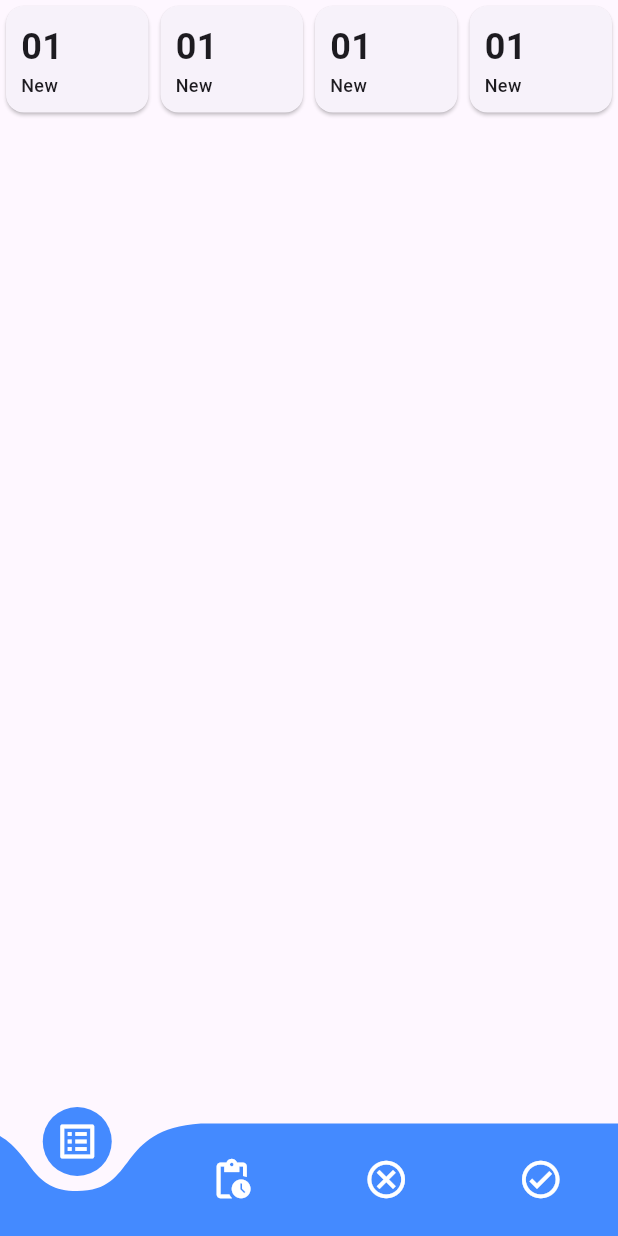
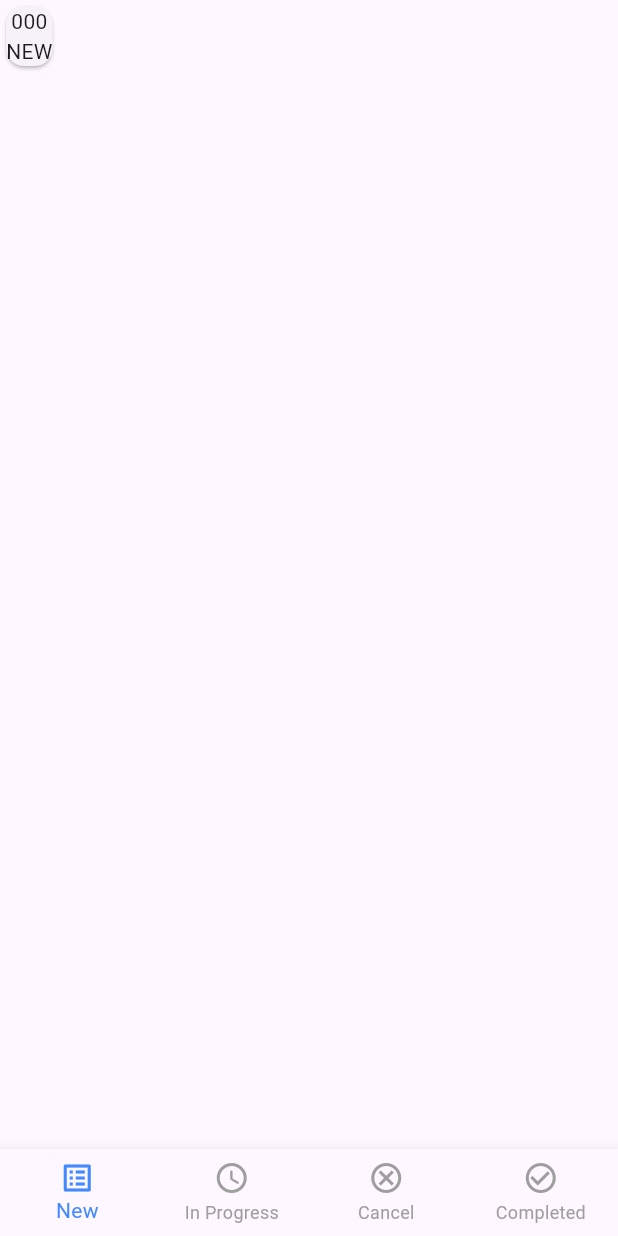
Before and after one commit to Rokeya17/DutyDash, a Flutter app: the BottomNavbarScreen screen opened directly, on a phone screen of 412 x 824 dp. Run offline on Flutter 3.47's test engine with Material 3 defaults, Android fonts, the phone set to English and light mode, and no system bars; drawn by our look-alikes of curved_navigation_bar; our stand-ins replace flutter_svg, get, pin_code_fields.

Commit message:
Bottom nav bar screen has been modified

```diff
--- a/lib/presentation/auth/delete_task_screen.dart
+++ b/lib/presentation/auth/delete_task_screen.dart
@@ -10,6 +10,8 @@ class DeleteTaskScreen extends StatefulWidget {
 class _DeleteTaskScreenState extends State<DeleteTaskScreen> {
   @override
   Widget build(BuildContext context) {
-    return const Placeholder();
+    return Scaffold(
+      appBar: AppBar(),
+    );
   }
 }
--- a/lib/presentation/auth/new_task.dart
+++ b/lib/presentation/auth/new_task.dart
@@ -1,4 +1,3 @@
-import 'package:dutydash/presentation/widgets/summary_card.dart';
 import 'package:flutter/material.dart';
 
 class NewTaskScreen extends StatefulWidget {
@@ -12,25 +11,20 @@ class _NewTaskScreenState extends State<NewTaskScreen> {
   @override
   Widget build(BuildContext context) {
     return const Scaffold(
-      body: Column(
+      body: SafeArea(
+        child: Column(
           children: [
             Row(
               children: [
-              Expanded(
-                child: SummaryCard(number: 01, title: 'New'),
+                Card(
+                  child: Column(
+                    children: [Text('000'), Text('NEW')],
                   ),
-              Expanded(
-                child: SummaryCard(number: 01, title: 'New'),
-              ),
-              Expanded(
-                child: SummaryCard(number: 01, title: 'New'),
-              ),
-              Expanded(
-                child: SummaryCard(number: 01, title: 'New'),
-              ),
+                )
+              ],
+            )
           ],
         ),
-        ],
       ),
     );
   }
--- a/lib/presentation/screens/bottomnavbar_screen.dart
+++ b/lib/presentation/screens/bottomnavbar_screen.dart
@@ -1,4 +1,4 @@
-import 'package:curved_navigation_bar/curved_navigation_bar.dart';
+import 'package:dutydash/presentation/auth/delete_task_screen.dart';
 import 'package:dutydash/presentation/auth/in_progress_task.dart';
 import 'package:dutydash/presentation/auth/task_done_screen.dart';
 import 'package:flutter/material.dart';
@@ -17,7 +17,7 @@ class _BottomNavbarScreenState extends State<BottomNavbarScreen> {
   final List<Widget> _screens = const [
     NewTaskScreen(),
     InProgressScreen(),
-    NewTaskScreen(),
+    DeleteTaskScreen(),
     TaskDoneScreen(),
   ];
 
@@ -25,27 +25,54 @@ class _BottomNavbarScreenState extends State<BottomNavbarScreen> {
   Widget build(BuildContext context) {
     return Scaffold(
       body: _screens[_selectedIndex],
-      bottomNavigationBar: CurvedNavigationBar(
-        index: _selectedIndex,
-        color: Colors.blueAccent,
-        backgroundColor: Colors.transparent,
-        buttonBackgroundColor: Colors.blueAccent,
-        items: const <Widget>[
-          Icon(
-            Icons.list_alt,
-            size: 30,
-            color: Colors.white,
-          ),
-          Icon(Icons.pending_actions_outlined, size: 30, color: Colors.white),
-          Icon(Icons.cancel_outlined, size: 30, color: Colors.white),
-          Icon(Icons.check_circle_outlined, size: 30, color: Colors.white),
+      bottomNavigationBar: BottomNavigationBar(
+        type: BottomNavigationBarType.fixed,
+        currentIndex: _selectedIndex,
+        unselectedItemColor: Colors.grey,
+        unselectedLabelStyle: const TextStyle(color: Colors.grey),
+        showUnselectedLabels: true,
+        selectedItemColor: Colors.blueAccent,
+        onTap: (int index) {
+          _selectedIndex = index;
+
+          if (mounted) {
+            setState(() {});
+          }
+        },
+        items: const [
+          BottomNavigationBarItem(icon: Icon(Icons.list_alt), label: 'New'),
+          BottomNavigationBarItem(
+              icon: Icon(Icons.access_time_rounded), label: 'In Progress'),
+          BottomNavigationBarItem(
+              icon: Icon(Icons.cancel_outlined), label: 'Cancel'),
+          BottomNavigationBarItem(
+              icon: Icon(Icons.check_circle_outline), label: 'Completed'),
         ],
-        onTap: (int index) {
-          setState(() {
-            _selectedIndex = index;
-          });
-        },
       ),
     );
   }
 }
+//   Scaffold(
+//   body: _screens[_selectedIndex],
+//   bottomNavigationBar: CurvedNavigationBar(
+//     index: _selectedIndex,
+//     color: Colors.blueAccent,
+//     backgroundColor: Colors.transparent,
+//     buttonBackgroundColor: Colors.blueAccent,
+//     items: const <Widget>[
+//       Icon(
+//         Icons.list_alt,
+//         size: 30,
+//         color: Colors.white,
+//       ),
+//       Icon(Icons.pending_actions_outlined, size: 30,color: Colors.),
+//       Icon(Icons.delete, size: 30, color: Colors.white),
+//       Icon(Icons.check_circle_outlined, size: 30, color: Colors.white),
+//     ],
+//     onTap: (int index) {
+//       setState(() {
+//         _selectedIndex = index;
+//       });
+//     },
+//   ),
+// );
--- a/lib/presentation/widgets/summary_card.dart
+++ /dev/null
@@ -1,44 +0,0 @@
-import 'package:flutter/material.dart';
-
-class SummaryCard extends StatelessWidget {
-  final int number;
-  final String title;
-
-  const SummaryCard({super.key, required this.number, required this.title});
-
-  @override
-  Widget build(BuildContext context) {
-    return SizedBox(
-      width: 100,
-      child: Card(
-        child: Padding(
-          padding: const EdgeInsets.all(6),
-          child: Padding(
-            padding: const EdgeInsets.all(4.0),
-            child: Column(
-                crossAxisAlignment: CrossAxisAlignment.start,
-                mainAxisAlignment: MainAxisAlignment.center,
-                children: [
-                  Expanded(
-                    child: Text(
-                      '${number < 10 ? '0$number' : number}',
-                      style: const TextStyle(
-                        fontSize: 24,
-                        fontWeight: FontWeight.w600,
-                      ),
-                    ),
-                  ),
-                  Text(
-                    title,
-                    style: const TextStyle(
-                      fontSize: 12,
-                      fontWeight: FontWeight.w500,
-                    ),
-                  ),
-                ]),
-          ),
-        ),
-      ),
-    );
-  }
-}
--- a/pubspec.yaml
+++ b/pubspec.yaml
@@ -19,6 +19,7 @@ dependencies:
   fluid_bottom_nav_bar: ^1.4.0
   curved_navigation_bar: ^1.0.3
   bottom_navy_bar: ^6.0.0
+  animated_bottom_navigation_bar: ^1.3.3
 dev_dependencies:
   flutter_test:
     sdk: flutter
```
Also changed, not shown: pubspec.lock. Lines whose indentation alone changed are shown as unchanged.
